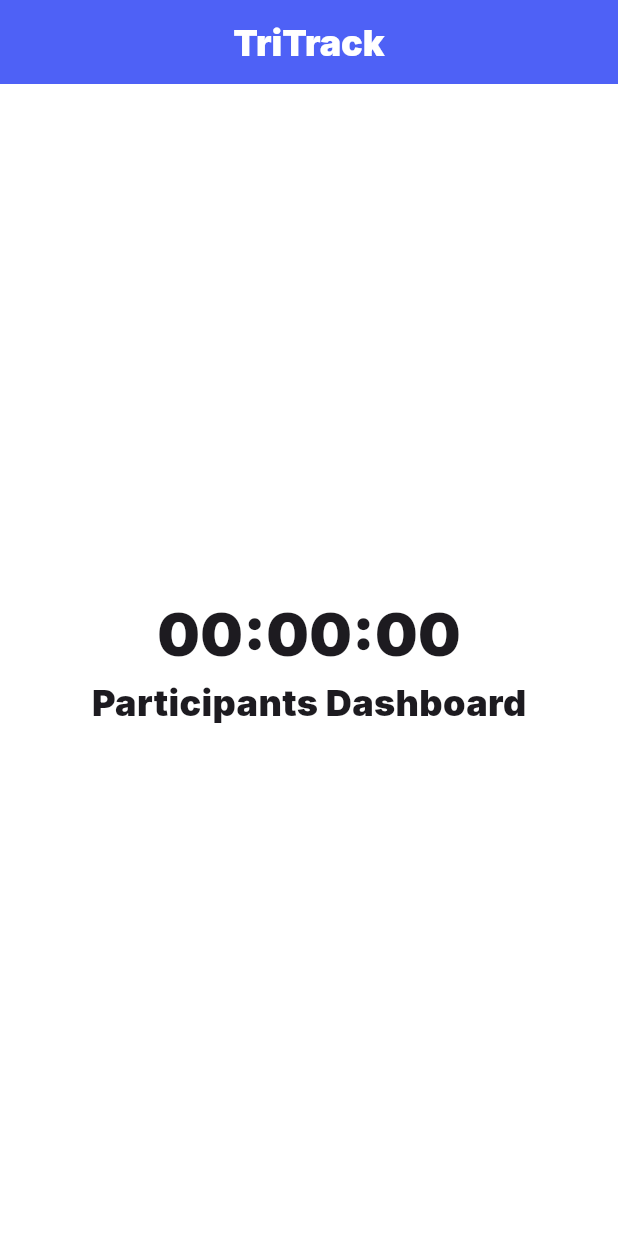
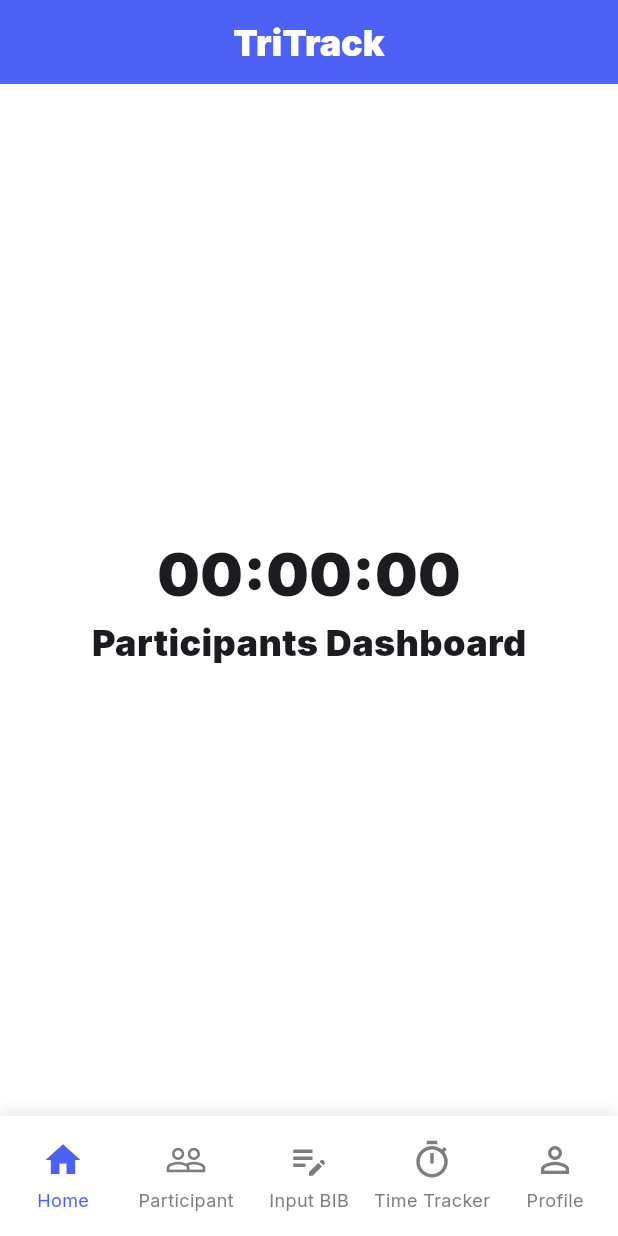
Before and after one commit to net-specter/TriTrack, a Flutter app: the screen it shows after launch, on a phone screen of 412 x 824 dp. Run offline on Flutter 3.47's test engine with Material 3 defaults, Android fonts, the phone set to English and light mode, and no system bars.

Commit message:
frontend/feature/Bottom-Bar Done

```diff
--- /dev/null
+++ b/frontend/lib/features/Navigation_Bar/Bottombar.dart
@@ -0,0 +1,93 @@
+import 'package:flutter/material.dart';
+import 'package:frontend/core/theme/colors.dart';
+
+class BottomBar extends StatefulWidget {
+  final void Function(int)? onIndexChanged;
+
+  const BottomBar({super.key, this.onIndexChanged});
+
+  @override
+  State<BottomBar> createState() => _BottomBarState();
+}
+
+class _BottomBarState extends State<BottomBar> {
+  int _currentIndex = 0;
+
+  final List<BottomBarItem> _items = const [
+    BottomBarItem(Icons.home_outlined, Icons.home, 'Home'),
+    BottomBarItem(Icons.people_outline, Icons.people, 'Participant'),
+    BottomBarItem(Icons.edit_note_outlined, Icons.edit_note, 'Input BIB'),
+    BottomBarItem(Icons.timer_outlined, Icons.timer, 'Time Tracker'),
+    BottomBarItem(Icons.person_outline, Icons.person, 'Profile'),
+  ];
+
+  @override
+  Widget build(BuildContext context) {
+    return Container(
+      height: 80,
+      decoration: BoxDecoration(
+        color: Colors.white,
+        boxShadow: [
+          BoxShadow(
+            color: Colors.black.withOpacity(0.1),
+            blurRadius: 8,
+            offset: const Offset(0, -2),
+          ),
+        ],
+      ),
+      child: Row(
+        mainAxisAlignment: MainAxisAlignment.spaceEvenly,
+        children: List.generate(_items.length, (index) {
+          return _buildTab(_items[index], index);
+        }),
+      ),
+    );
+  }
+
+  Widget _buildTab(BottomBarItem item, int index) {
+    final isSelected = _currentIndex == index;
+    return Material(
+      color: Colors.transparent,
+      child: InkWell(
+        borderRadius: BorderRadius.circular(32),
+        onTap: () {
+          setState(() => _currentIndex = index);
+          widget.onIndexChanged?.call(index);
+        },
+        splashColor: TriColors.primary.withOpacity(0.2),
+        highlightColor: TriColors.primary.withOpacity(0.1),
+        child: SizedBox(
+          width: 80,
+          height: 80,
+          child: Column(
+            mainAxisSize: MainAxisSize.min,
+            mainAxisAlignment: MainAxisAlignment.center,
+            children: [
+              Icon(
+                isSelected ? item.activeIcon : item.inactiveIcon,
+                size: 28,
+                color: isSelected ? TriColors.primary : TriColors.greyDark,
+              ),
+              const SizedBox(height: 4),
+              Text(
+                item.label,
+                style: TextStyle(
+                  fontSize: 12,
+                  color: isSelected ? TriColors.primary : TriColors.greyDark,
+                ),
+              ),
+            ],
+          ),
+        ),
+      ),
+    );
+  }
+}
+
+class BottomBarItem {
+  final IconData inactiveIcon;
+  final IconData activeIcon;
+  final String label;
+
+  const BottomBarItem(this.inactiveIcon, this.activeIcon, this.label);
+}
--- a/frontend/lib/main.dart
+++ b/frontend/lib/main.dart
@@ -2,7 +2,7 @@ import 'package:flutter/material.dart';
 import 'package:frontend/core/theme/colors.dart';
 import 'package:frontend/core/theme/text_styles.dart';
 import 'package:frontend/features/home_page/pages/home.dart';
-
+import 'package:frontend/features/Navigation_Bar/Bottombar.dart';
 import 'core/theme/app_theme.dart';
 
 main() {
@@ -39,6 +39,7 @@ class MyHomePage extends StatelessWidget {
         ),
       ),
       body: HomePage(),
+      bottomNavigationBar: BottomBar(),
     );
   }
 }
```
